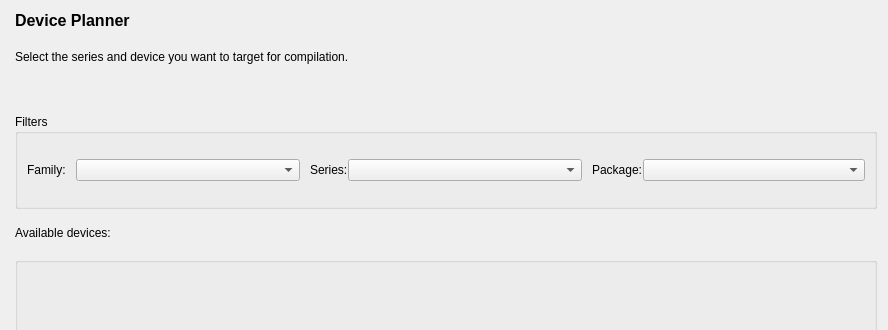
This is src/NewProject/device_planner_form.ui in os-fpga/FOEDAG as Qt 5 draws it before an edit; both pictures show x 0 to 888 and y 0 to 330 of the 888 by 644 pixel window. The edited form follows.
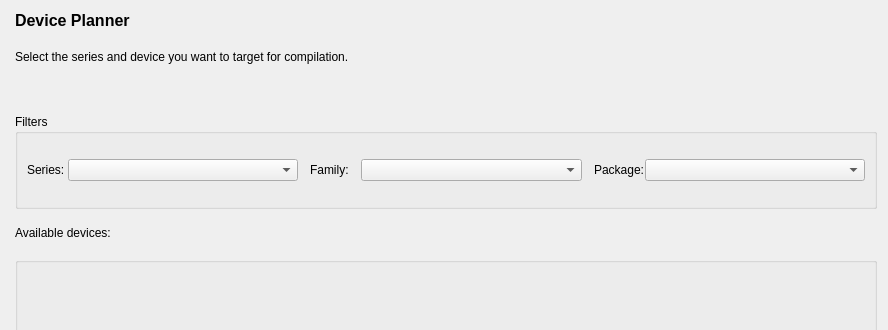
This is the edited form.

Commit message: Add support select device

Patch:
```diff
--- a/src/NewProject/device_planner_form.ui
+++ b/src/NewProject/device_planner_form.ui
@@ -67,26 +67,12 @@
        <property name="title">
         <string>Filters</string>
        </property>
-       <layout class="QHBoxLayout" name="horizontalLayout_4" stretch="30,30,30">
+       <layout class="QHBoxLayout" name="horizontalLayout_4" stretch="25,25,25">
         <property name="spacing">
-         <number>10</number>
+         <number>12</number>
         </property>
         <item>
-         <layout class="QHBoxLayout" name="horizontalLayout" stretch="10,90">
-          <item>
-           <widget class="QLabel" name="label_2">
-            <property name="text">
-             <string>Family:</string>
-            </property>
-           </widget>
-          </item>
-          <item>
-           <widget class="QComboBox" name="comboBox"/>
-          </item>
-         </layout>
-        </item>
-        <item>
-         <layout class="QHBoxLayout" name="horizontalLayout_2" stretch="10,90">
+         <layout class="QHBoxLayout" name="horizontalLayout_2" stretch="15,85">
           <property name="spacing">
            <number>0</number>
           </property>
@@ -103,7 +89,21 @@
          </layout>
         </item>
         <item>
-         <layout class="QHBoxLayout" name="horizontalLayout_3" stretch="10,90">
+         <layout class="QHBoxLayout" name="horizontalLayout" stretch="15,85">
+          <item>
+           <widget class="QLabel" name="m_labelFamily">
+            <property name="text">
+             <string>Family:</string>
+            </property>
+           </widget>
+          </item>
+          <item>
+           <widget class="QComboBox" name="m_comboBoxFamily"/>
+          </item>
+         </layout>
+        </item>
+        <item>
+         <layout class="QHBoxLayout" name="horizontalLayout_3" stretch="15,85">
           <property name="spacing">
            <number>0</number>
           </property>
```
The commit also changes 33 other files.
